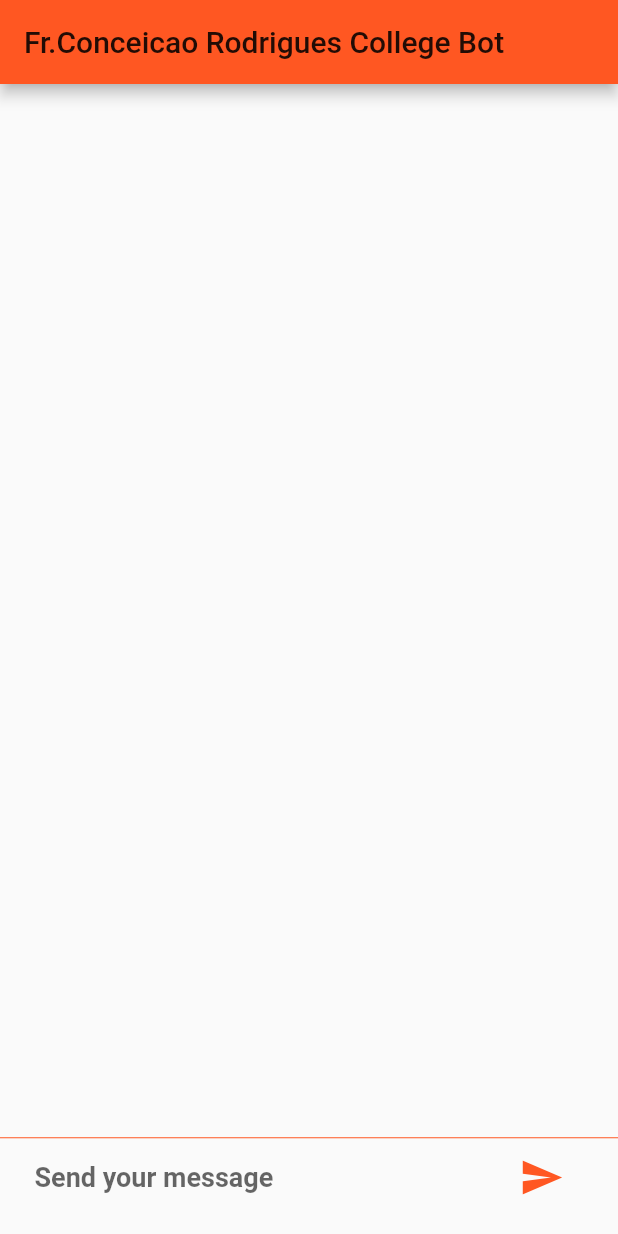
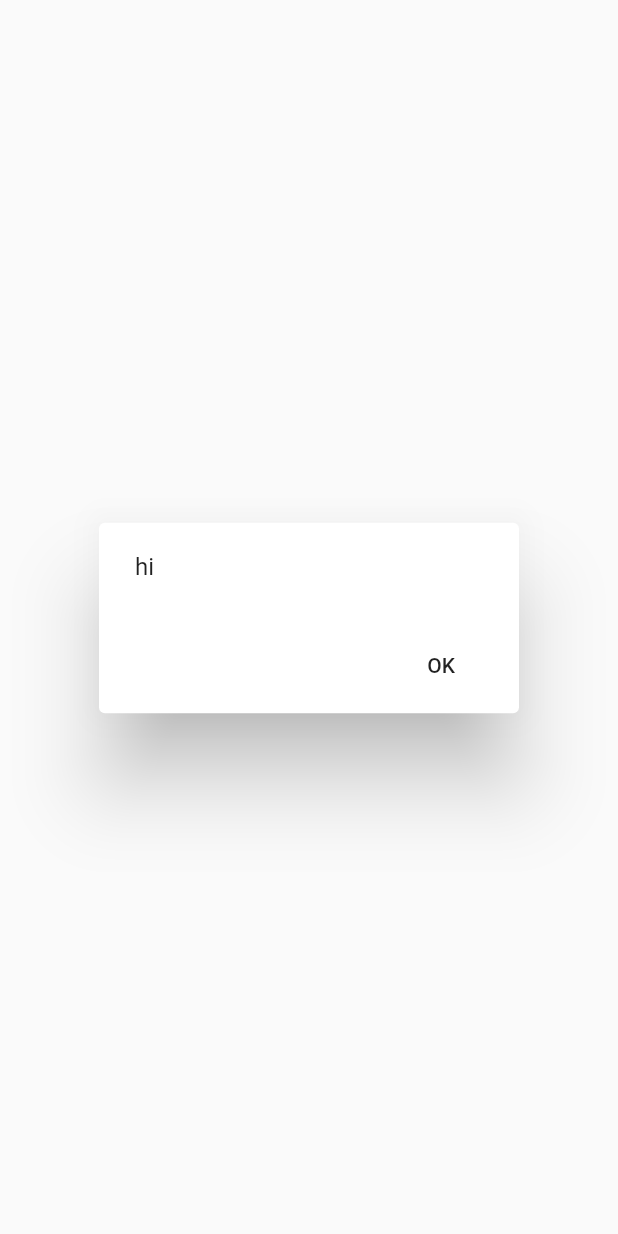
Before and after one commit to mithileshchellappan/uns_20_Misnomer_Duo, a Flutter app: the ChatPage screen opened by its route, on a phone screen of 412 x 824 dp. Run offline on Flutter 3.47's test engine with Material 2 defaults, Android fonts, the phone set to English and light mode, and no system bars; our stand-ins replace bubble, firebase_auth, firebase_core, flutter_tts; missing offline and left inert: flutter_dialogflow, fzregex, pin_entry_text_field; accounts and stored records are empty; project files that could hold a hidden picture were left out.

Commit message:
alertdialog and link fixes

```diff
--- a/lib/chatPage.dart
+++ b/lib/chatPage.dart
@@ -1,6 +1,9 @@
 import 'package:bubble/bubble.dart';
 import 'package:flutter/material.dart';
 import 'package:flutter_dialogflow/dialogflow_v2.dart';
+import 'package:flutter_tts/flutter_tts.dart';
+import "package:fzregex/fzregex.dart";
+import 'package:fzregex/utils/pattern.dart';
 
 class ChatPage extends StatefulWidget {
   @override
@@ -8,6 +11,9 @@ class ChatPage extends StatefulWidget {
 }
 
 class _ChatPageState extends State<ChatPage> {
+  final FlutterTts flutterTts = FlutterTts();
+  bool showAlertDialog = true, hasLink = false;
+  String res = "";
   void response(query) async {
     AuthGoogle authGoogle = await AuthGoogle(
             fileJson: "assets/cupcakesbot-qlrcih-9c82160e9e70.json")
@@ -20,6 +26,7 @@ class _ChatPageState extends State<ChatPage> {
         "data": 0,
         "message": aiResponse.getListMessage()[0]["text"]["text"][0].toString()
       });
+      res = aiResponse.getListMessage()[0]["text"]["text"][0].toString();
     });
   }
 
@@ -28,7 +35,9 @@ class _ChatPageState extends State<ChatPage> {
 
   @override
   Widget build(BuildContext context) {
-    return WillPopScope(
+    return showAlertDialog
+        ? alertDialog()
+        : WillPopScope(
             onWillPop: () async => false,
             child: Scaffold(
               appBar: AppBar(
@@ -46,9 +55,11 @@ class _ChatPageState extends State<ChatPage> {
                             physics: BouncingScrollPhysics(),
                             reverse: true,
                             itemCount: messsages.length,
-                      itemBuilder: (context, index) => chat(
+                            itemBuilder: (context, index) {
+                              return chat(
                                   messsages[index]["message"].toString(),
-                          messsages[index]["data"]))),
+                                  messsages[index]["data"]);
+                            })),
                     Divider(
                       height: 5.0,
                       color: Colors.deepOrange,
@@ -64,7 +75,8 @@ class _ChatPageState extends State<ChatPage> {
                             decoration: InputDecoration.collapsed(
                                 hintText: "Send your message",
                                 hintStyle: TextStyle(
-                              fontWeight: FontWeight.bold, fontSize: 18.0)),
+                                    fontWeight: FontWeight.bold,
+                                    fontSize: 18.0)),
                           )),
                           Container(
                             margin: EdgeInsets.symmetric(horizontal: 4.0),
@@ -79,8 +91,10 @@ class _ChatPageState extends State<ChatPage> {
                                     print("empty message");
                                   } else {
                                     setState(() {
-                                messsages.insert(0,
-                                    {"data": 1, "message": messageInsert.text});
+                                      messsages.insert(0, {
+                                        "data": 1,
+                                        "message": messageInsert.text
+                                      });
                                     });
                                     response(messageInsert.text);
                                     messageInsert.clear();
@@ -100,16 +114,37 @@ class _ChatPageState extends State<ChatPage> {
           );
   }
 
-  //for better one i have use the bubble package check out the pubspec.yaml
+  alertDialog() {
+    return Scaffold(
+      body: Visibility(
+          visible: showAlertDialog,
+          child: Center(
+            child: AlertDialog(
+              content: Text("hi"),
+              actions: [
+                FlatButton(
+                    child: Text("OK"),
+                    onPressed: () {
+                      setState(() {
+                        showAlertDialog = false;
+                      });
+                    })
+              ],
+            ),
+          )),
+    );
+  }
 
   Widget chat(String message, int data) {
-    bool hasALink = false;
+    // print("message - $message");
     RegExp regExp = new RegExp(
-      r"^((ftp|http|https)://)?(www.)?(?!.(ftp|http|https|www.))[a-zA-Z0-9_-]+(.[a-zA-Z]+)+((/)[\w#]+)(/\w+?[a-zA-Z0-9]+=\w+(&[a-zA-Z0-9]+=\w+)*)?$",
+      r"(https?:\/\/(?:www\.|(?!www))[a-zA-Z0-9][a-zA-Z0-9-]+[a-zA-Z0-9]\.[^\s]{2,}|www\.[a-zA-Z0-9][a-zA-Z0-9-]+[a-zA-Z0-9]\.[^\s]{2,}|https?:\/\/(?:www\.|(?!www))[a-zA-Z0-9]+\.[^\s]{2,}|www\.[a-zA-Z0-9]+\.[^\s]{2,})",
       caseSensitive: false,
-      multiLine: false,
+      multiLine: true,
     );
-    print("hasMatch : " + regExp.hasMatch(message).toString());
+
+
+    // speak(res);
     return Padding(
       padding: EdgeInsets.all(10.0),
       child: Bubble(
@@ -142,11 +177,7 @@ class _ChatPageState extends State<ChatPage> {
                     ),
                   ],
                 ),
-                hasALink
-                    ? Text('HasLink')
-                    : Container(
-                        width: 0,
-                      )
+                Text(regExp.hasMatch(message)?"has link":"no link")
               ],
             ),
           )),
--- a/lib/main.dart
+++ b/lib/main.dart
@@ -22,7 +22,7 @@ class MyApp extends StatelessWidget {
       theme: ThemeData(
         primaryColor: const Color.fromARGB(255, 253, 188, 51),
       ),
-      home: LoginScreen(),
+      home: ChatPage(),
       routes: <String, WidgetBuilder>{
         '/otpScreen': (BuildContext ctx) => OtpScreen(),
         '/homeScreen': (BuildContext ctx) => ChatPage(),
--- a/pubspec.yaml
+++ b/pubspec.yaml
@@ -34,7 +34,8 @@ dependencies:
   firebase_auth: ^0.18.3
   cloud_firestore: ^0.14.3
   pin_entry_text_field: ^0.1.4
-
+  flutter_tts : ^1.3.0
+  fzregex: ^1.0.3
 dev_dependencies:
   flutter_test:
     sdk: flutter
```
Also changed, not shown: pubspec.lock, 1 other file. Lines whose indentation alone changed are shown as unchanged.
